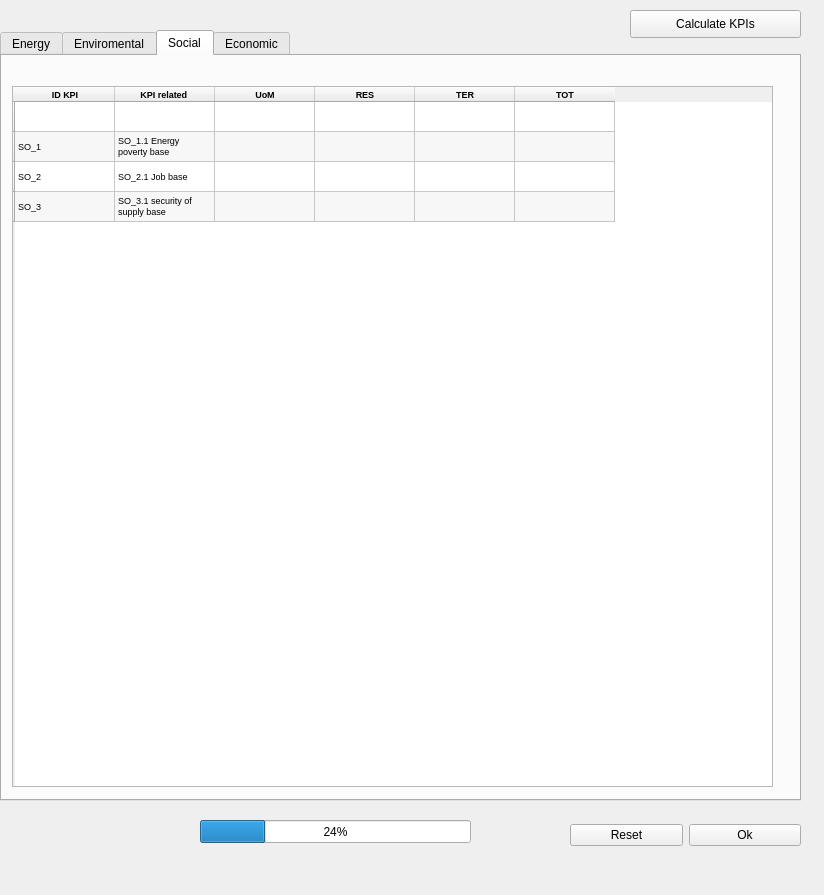
The window that planning_and_simulation_modules/ui/Step2dockwidget.ui (Planheat/Planheat-Tool) describes before a commit, drawn with Qt 5.
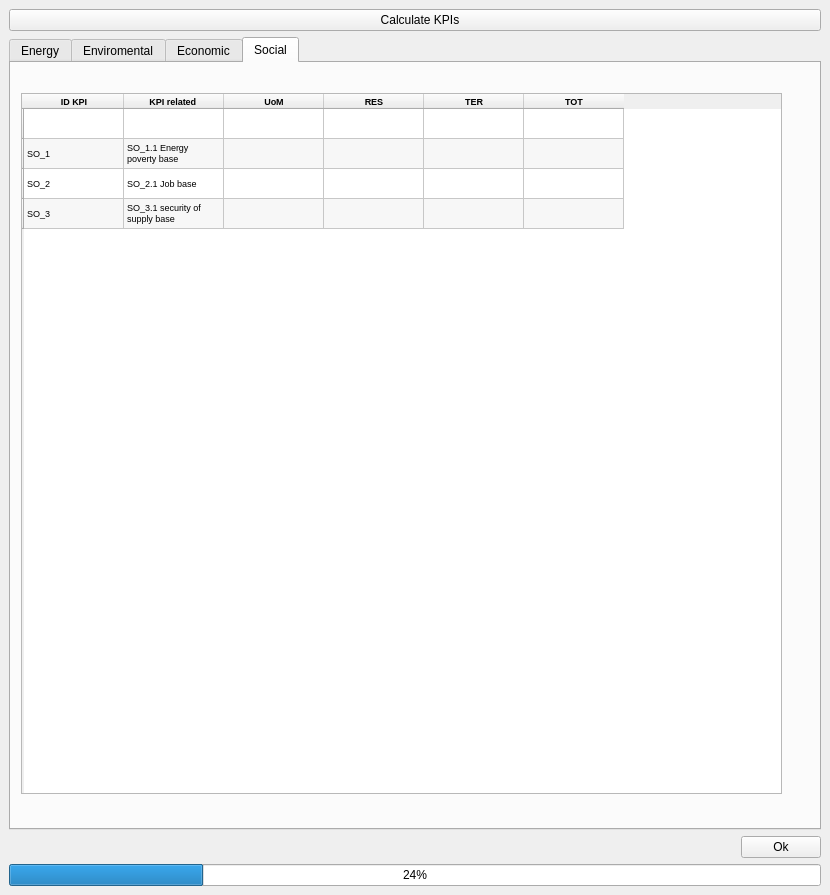
The same window after the commit. The open tabs and pages were chosen to show the change.

The edit to the form file:
```diff
--- a/planning_and_simulation_modules/ui/Step2dockwidget.ui
+++ b/planning_and_simulation_modules/ui/Step2dockwidget.ui
@@ -6,7 +6,7 @@
    <rect>
     <x>0</x>
     <y>0</y>
-    <width>824</width>
+    <width>830</width>
     <height>895</height>
    </rect>
   </property>
@@ -14,54 +14,38 @@
    <string>Calculation and visualization of reference KPIs</string>
   </property>
   <widget class="QWidget" name="dockWidgetContents">
+   <layout class="QVBoxLayout" name="verticalLayout">
+    <item>
+     <layout class="QHBoxLayout" name="horizontalLayout_2" stretch="0">
+      <property name="spacing">
+       <number>7</number>
+      </property>
+      <property name="sizeConstraint">
+       <enum>QLayout::SetDefaultConstraint</enum>
+      </property>
+      <property name="leftMargin">
+       <number>0</number>
+      </property>
+      <property name="topMargin">
+       <number>0</number>
+      </property>
+      <item>
    <widget class="QPushButton" name="calculateKpi">
-    <property name="geometry">
-     <rect>
-      <x>630</x>
-      <y>10</y>
-      <width>171</width>
-      <height>28</height>
-     </rect>
+        <property name="sizePolicy">
+         <sizepolicy hsizetype="Preferred" vsizetype="Fixed">
+          <horstretch>0</horstretch>
+          <verstretch>0</verstretch>
+         </sizepolicy>
     </property>
     <property name="text">
-     <string>Calculate KPIs</string>
-    </property>
-   </widget>
-   <widget class="QWidget" name="horizontalLayoutWidget">
-    <property name="geometry">
-     <rect>
-      <x>570</x>
-      <y>810</y>
-      <width>231</width>
-      <height>51</height>
-     </rect>
-    </property>
-    <layout class="QHBoxLayout" name="horizontalLayout">
-     <item>
-      <widget class="QPushButton" name="resetbtn">
-       <property name="text">
-        <string>Reset</string>
-       </property>
-      </widget>
-     </item>
-     <item>
-      <widget class="QPushButton" name="okbtn">
-       <property name="text">
-        <string>Ok</string>
+         <string>   Calculate KPIs</string>
        </property>
       </widget>
      </item>
     </layout>
-   </widget>
+    </item>
+    <item>
    <widget class="QTabWidget" name="tabWidget">
-    <property name="geometry">
-     <rect>
-      <x>0</x>
-      <y>30</y>
-      <width>801</width>
-      <height>771</height>
-     </rect>
-    </property>
     <property name="inputMethodHints">
      <set>Qt::ImhNone</set>
     </property>
@@ -1529,187 +1513,6 @@
       </item>
      </widget>
     </widget>
-    <widget class="QWidget" name="tab_3">
-     <attribute name="title">
-      <string>Social</string>
-     </attribute>
-     <widget class="QTableWidget" name="tableWidget_4">
-      <property name="geometry">
-       <rect>
-        <x>10</x>
-        <y>30</y>
-        <width>761</width>
-        <height>701</height>
-       </rect>
-      </property>
-      <property name="alternatingRowColors">
-       <bool>true</bool>
-      </property>
-      <property name="selectionMode">
-       <enum>QAbstractItemView::MultiSelection</enum>
-      </property>
-      <property name="selectionBehavior">
-       <enum>QAbstractItemView::SelectRows</enum>
-      </property>
-      <row>
-       <property name="text">
-        <string/>
-       </property>
-      </row>
-      <row>
-       <property name="text">
-        <string/>
-       </property>
-      </row>
-      <row>
-       <property name="text">
-        <string/>
-       </property>
-      </row>
-      <row>
-       <property name="text">
-        <string/>
-       </property>
-      </row>
-      <column>
-       <property name="text">
-        <string>ID KPI</string>
-       </property>
-       <property name="font">
-        <font>
-         <pointsize>7</pointsize>
-         <weight>75</weight>
-         <bold>true</bold>
-        </font>
-       </property>
-      </column>
-      <column>
-       <property name="text">
-        <string>KPI related </string>
-       </property>
-       <property name="font">
-        <font>
-         <pointsize>7</pointsize>
-         <weight>75</weight>
-         <bold>true</bold>
-        </font>
-       </property>
-      </column>
-      <column>
-       <property name="text">
-        <string>UoM</string>
-       </property>
-       <property name="font">
-        <font>
-         <pointsize>7</pointsize>
-         <weight>75</weight>
-         <bold>true</bold>
-        </font>
-       </property>
-      </column>
-      <column>
-       <property name="text">
-        <string>RES</string>
-       </property>
-       <property name="font">
-        <font>
-         <pointsize>7</pointsize>
-         <weight>75</weight>
-         <bold>true</bold>
-        </font>
-       </property>
-      </column>
-      <column>
-       <property name="text">
-        <string>TER</string>
-       </property>
-       <property name="font">
-        <font>
-         <pointsize>7</pointsize>
-         <weight>75</weight>
-         <bold>true</bold>
-        </font>
-       </property>
-      </column>
-      <column>
-       <property name="text">
-        <string>TOT</string>
-       </property>
-       <property name="font">
-        <font>
-         <pointsize>7</pointsize>
-         <weight>75</weight>
-         <bold>true</bold>
-        </font>
-       </property>
-      </column>
-      <item row="1" column="0">
-       <property name="text">
-        <string>SO_1</string>
-       </property>
-       <property name="font">
-        <font>
-         <pointsize>7</pointsize>
-        </font>
-       </property>
-      </item>
-      <item row="1" column="1">
-       <property name="text">
-        <string>SO_1.1 Energy poverty base</string>
-       </property>
-       <property name="font">
-        <font>
-         <pointsize>7</pointsize>
-        </font>
-       </property>
-      </item>
-      <item row="1" column="2">
-       <property name="text">
-        <string/>
-       </property>
-      </item>
-      <item row="2" column="0">
-       <property name="text">
-        <string>SO_2</string>
-       </property>
-       <property name="font">
-        <font>
-         <pointsize>7</pointsize>
-        </font>
-       </property>
-      </item>
-      <item row="2" column="1">
-       <property name="text">
-        <string>SO_2.1 Job base</string>
-       </property>
-       <property name="font">
-        <font>
-         <pointsize>7</pointsize>
-        </font>
-       </property>
-      </item>
-      <item row="3" column="0">
-       <property name="text">
-        <string>SO_3</string>
-       </property>
-       <property name="font">
-        <font>
-         <pointsize>7</pointsize>
-        </font>
-       </property>
-      </item>
-      <item row="3" column="1">
-       <property name="text">
-        <string>SO_3.1 security of supply base</string>
-       </property>
-       <property name="font">
-        <font>
-         <pointsize>7</pointsize>
-        </font>
-       </property>
-      </item>
-     </widget>
-    </widget>
     <widget class="QWidget" name="tab_2">
      <attribute name="title">
       <string>Economic</string>
@@ -2140,20 +1943,221 @@
       </item>
      </widget>
     </widget>
-   </widget>
+      <widget class="QWidget" name="tab_3">
+       <attribute name="title">
+        <string>Social</string>
+       </attribute>
+       <widget class="QTableWidget" name="tableWidget_4">
+        <property name="geometry">
+         <rect>
+          <x>10</x>
+          <y>30</y>
+          <width>761</width>
+          <height>701</height>
+         </rect>
+        </property>
+        <property name="alternatingRowColors">
+         <bool>true</bool>
+        </property>
+        <property name="selectionMode">
+         <enum>QAbstractItemView::MultiSelection</enum>
+        </property>
+        <property name="selectionBehavior">
+         <enum>QAbstractItemView::SelectRows</enum>
+        </property>
+        <row>
+         <property name="text">
+          <string/>
+         </property>
+        </row>
+        <row>
+         <property name="text">
+          <string/>
+         </property>
+        </row>
+        <row>
+         <property name="text">
+          <string/>
+         </property>
+        </row>
+        <row>
+         <property name="text">
+          <string/>
+         </property>
+        </row>
+        <column>
+         <property name="text">
+          <string>ID KPI</string>
+         </property>
+         <property name="font">
+          <font>
+           <pointsize>7</pointsize>
+           <weight>75</weight>
+           <bold>true</bold>
+          </font>
+         </property>
+        </column>
+        <column>
+         <property name="text">
+          <string>KPI related </string>
+         </property>
+         <property name="font">
+          <font>
+           <pointsize>7</pointsize>
+           <weight>75</weight>
+           <bold>true</bold>
+          </font>
+         </property>
+        </column>
+        <column>
+         <property name="text">
+          <string>UoM</string>
+         </property>
+         <property name="font">
+          <font>
+           <pointsize>7</pointsize>
+           <weight>75</weight>
+           <bold>true</bold>
+          </font>
+         </property>
+        </column>
+        <column>
+         <property name="text">
+          <string>RES</string>
+         </property>
+         <property name="font">
+          <font>
+           <pointsize>7</pointsize>
+           <weight>75</weight>
+           <bold>true</bold>
+          </font>
+         </property>
+        </column>
+        <column>
+         <property name="text">
+          <string>TER</string>
+         </property>
+         <property name="font">
+          <font>
+           <pointsize>7</pointsize>
+           <weight>75</weight>
+           <bold>true</bold>
+          </font>
+         </property>
+        </column>
+        <column>
+         <property name="text">
+          <string>TOT</string>
+         </property>
+         <property name="font">
+          <font>
+           <pointsize>7</pointsize>
+           <weight>75</weight>
+           <bold>true</bold>
+          </font>
+         </property>
+        </column>
+        <item row="1" column="0">
+         <property name="text">
+          <string>SO_1</string>
+         </property>
+         <property name="font">
+          <font>
+           <pointsize>7</pointsize>
+          </font>
+         </property>
+        </item>
+        <item row="1" column="1">
+         <property name="text">
+          <string>SO_1.1 Energy poverty base</string>
+         </property>
+         <property name="font">
+          <font>
+           <pointsize>7</pointsize>
+          </font>
+         </property>
+        </item>
+        <item row="1" column="2">
+         <property name="text">
+          <string/>
+         </property>
+        </item>
+        <item row="2" column="0">
+         <property name="text">
+          <string>SO_2</string>
+         </property>
+         <property name="font">
+          <font>
+           <pointsize>7</pointsize>
+          </font>
+         </property>
+        </item>
+        <item row="2" column="1">
+         <property name="text">
+          <string>SO_2.1 Job base</string>
+         </property>
+         <property name="font">
+          <font>
+           <pointsize>7</pointsize>
+          </font>
+         </property>
+        </item>
+        <item row="3" column="0">
+         <property name="text">
+          <string>SO_3</string>
+         </property>
+         <property name="font">
+          <font>
+           <pointsize>7</pointsize>
+          </font>
+         </property>
+        </item>
+        <item row="3" column="1">
+         <property name="text">
+          <string>SO_3.1 security of supply base</string>
+         </property>
+         <property name="font">
+          <font>
+           <pointsize>7</pointsize>
+          </font>
+         </property>
+        </item>
+       </widget>
+      </widget>
+     </widget>
+    </item>
+    <item>
+     <layout class="QHBoxLayout" name="horizontalLayout">
+      <item>
+       <spacer name="horizontalSpacer">
+        <property name="orientation">
+         <enum>Qt::Horizontal</enum>
+        </property>
+        <property name="sizeHint" stdset="0">
+         <size>
+          <width>40</width>
+          <height>20</height>
+         </size>
+        </property>
+       </spacer>
+      </item>
+      <item>
+       <widget class="QPushButton" name="okbtn">
+        <property name="text">
+         <string>Ok</string>
+        </property>
+       </widget>
+      </item>
+     </layout>
+    </item>
+    <item>
    <widget class="QProgressBar" name="progressBar">
-    <property name="geometry">
-     <rect>
-      <x>200</x>
-      <y>820</y>
-      <width>271</width>
-      <height>23</height>
-     </rect>
-    </property>
     <property name="value">
      <number>24</number>
     </property>
    </widget>
+    </item>
+   </layout>
   </widget>
  </widget>
  <resources/>
```
Left out of the diff: 24 changed lines with no effect on the pictures. Lines whose indentation alone changed are shown as unchanged.
